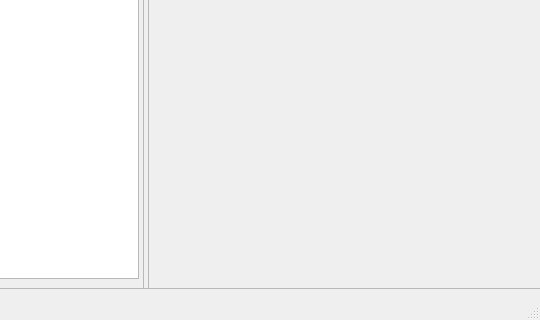
This is gui.ui in farzadasgari/PDFPyMerger as Qt 5 draws it before an edit; both pictures show x 260 to 800 and y 280 to 600 of the 800 by 600 pixel window. The edited form follows.
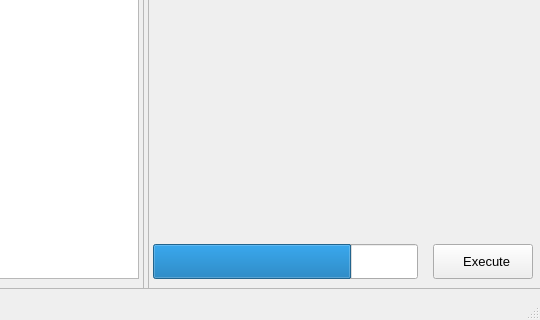
This is the edited form. Icons and pictures are not drawn.

Commit message: Execute Button and Progress Bar Was Added

Diff of the .ui file:
```diff
--- a/gui.ui
+++ b/gui.ui
@@ -354,6 +354,9 @@
          <property name="orientation">
           <enum>Qt::Vertical</enum>
          </property>
+         <property name="sizeType">
+          <enum>QSizePolicy::Expanding</enum>
+         </property>
          <property name="sizeHint" stdset="0">
           <size>
            <width>20</width>
@@ -362,6 +365,92 @@
          </property>
         </spacer>
        </item>
+       <item>
+        <layout class="QHBoxLayout" name="horizontalLayoutProgress">
+         <property name="spacing">
+          <number>30</number>
+         </property>
+         <item>
+          <widget class="QProgressBar" name="progressBar">
+           <property name="minimumSize">
+            <size>
+             <width>265</width>
+             <height>35</height>
+            </size>
+           </property>
+           <property name="maximumSize">
+            <size>
+             <width>265</width>
+             <height>35</height>
+            </size>
+           </property>
+           <property name="value">
+            <number>75</number>
+           </property>
+           <property name="textVisible">
+            <bool>false</bool>
+           </property>
+           <property name="orientation">
+            <enum>Qt::Horizontal</enum>
+           </property>
+           <property name="invertedAppearance">
+            <bool>false</bool>
+           </property>
+          </widget>
+         </item>
+         <item>
+          <spacer name="horizontalSpacer_2">
+           <property name="orientation">
+            <enum>Qt::Horizontal</enum>
+           </property>
+           <property name="sizeHint" stdset="0">
+            <size>
+             <width>40</width>
+             <height>20</height>
+            </size>
+           </property>
+          </spacer>
+         </item>
+         <item>
+          <widget class="QPushButton" name="ExecuteButton">
+           <property name="minimumSize">
+            <size>
+             <width>100</width>
+             <height>35</height>
+            </size>
+           </property>
+           <property name="maximumSize">
+            <size>
+             <width>100</width>
+             <height>35</height>
+            </size>
+           </property>
+           <property name="font">
+            <font>
+             <pointsize>10</pointsize>
+             <bold>false</bold>
+            </font>
+           </property>
+           <property name="text">
+            <string>  Execute</string>
+           </property>
+           <property name="icon">
+            <iconset>
+             <normaloff>Icons/execute.png</normaloff>Icons/execute.png</iconset>
+           </property>
+           <property name="iconSize">
+            <size>
+             <width>20</width>
+             <height>20</height>
+            </size>
+           </property>
+           <property name="flat">
+            <bool>false</bool>
+           </property>
+          </widget>
+         </item>
+        </layout>
+       </item>
       </layout>
      </widget>
     </item>
```
Left out of the diff: 32 changed lines with no effect on the pictures. The commit also changes 3 other files.
